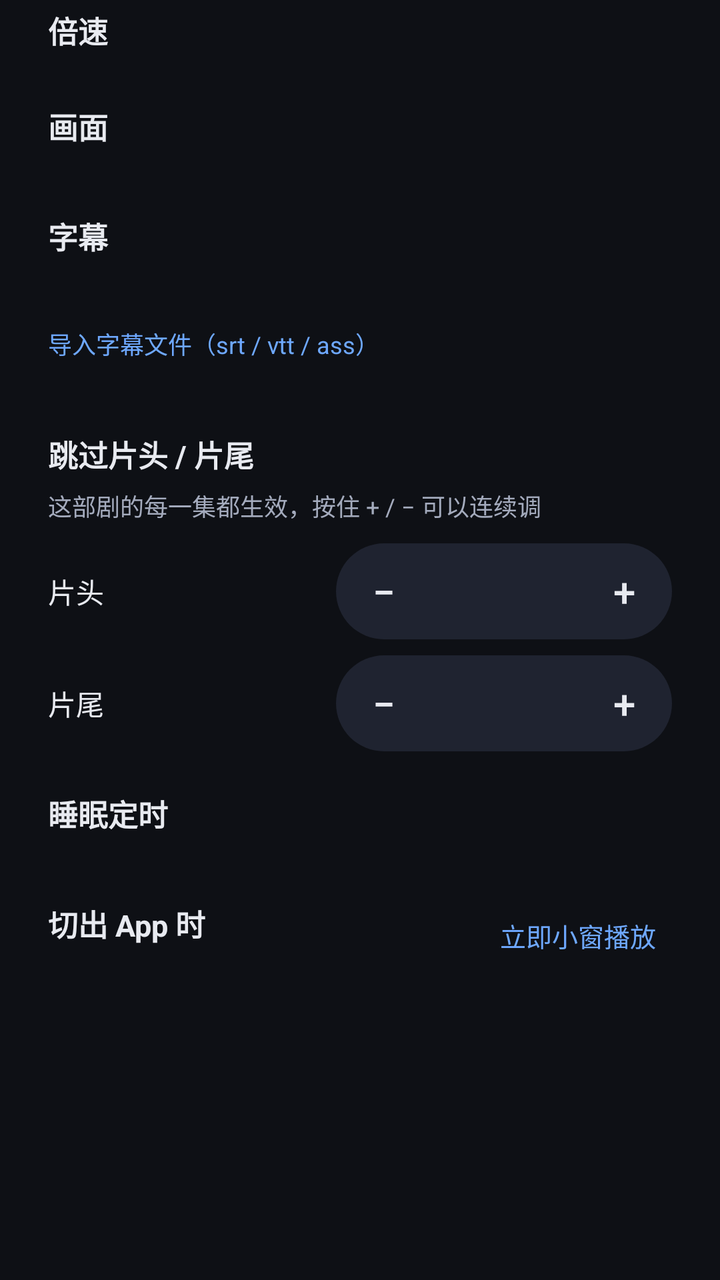
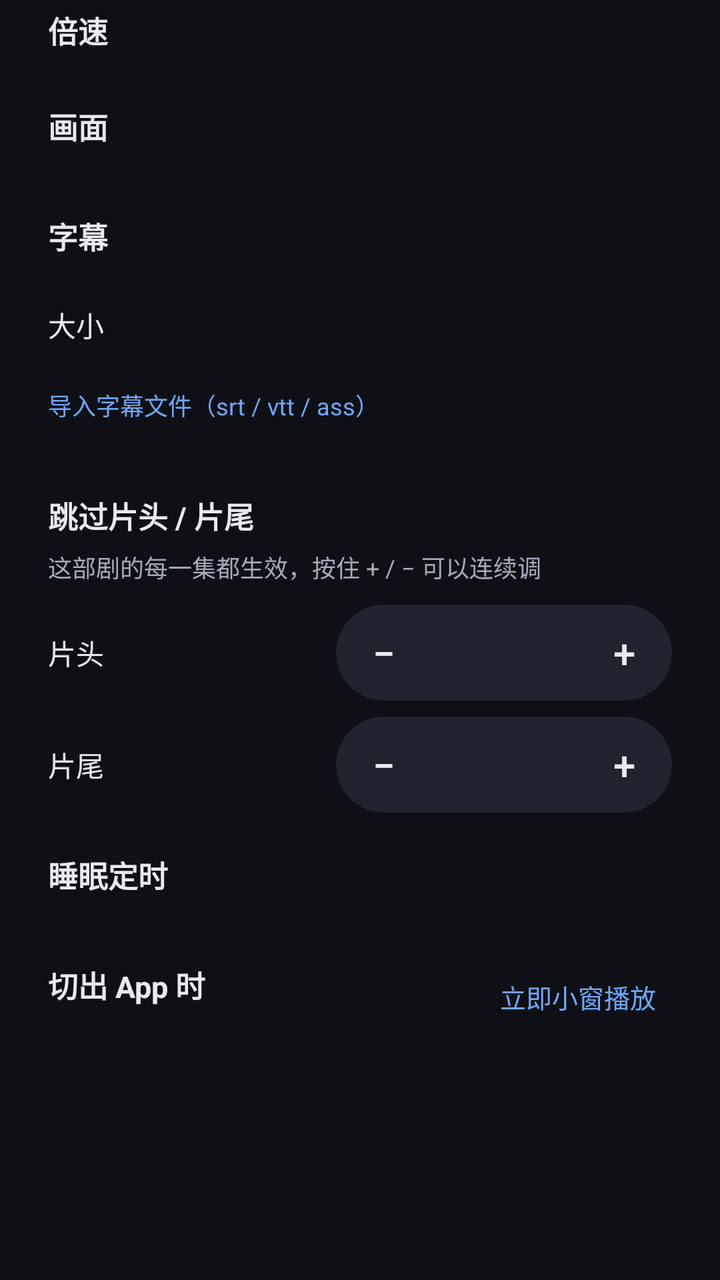

Compare the two renders of this Android layout. The source of the first and the diff that turns it into the second are given below.
<!-- AndroidManifest.xml: application theme Theme.TvPlayer -->
<!-- res/layout/dialog_play_settings.xml -->
<?xml version="1.0" encoding="utf-8"?>
<ScrollView xmlns:android="http://schemas.android.com/apk/res/android"
    xmlns:app="http://schemas.android.com/apk/res-auto"
    android:layout_width="match_parent"
    android:layout_height="wrap_content">

    <LinearLayout
        android:layout_width="match_parent"
        android:layout_height="wrap_content"
        android:orientation="vertical"
        android:paddingStart="24dp"
        android:paddingTop="4dp"
        android:paddingEnd="24dp"
        android:paddingBottom="4dp">

        
        <LinearLayout
            android:id="@+id/replayBox"
            android:layout_width="match_parent"
            android:layout_height="wrap_content"
            android:gravity="center_vertical"
            android:orientation="horizontal"
            android:visibility="gone">

            <TextView
                style="@style/PlaySettingsLabel"
                android:layout_width="0dp"
                android:layout_weight="1"
                android:text="节目回看" />

            <TextView
                android:id="@+id/replayOpen"
                style="@style/PlaySettingsHint"
                android:layout_width="wrap_content"
                android:background="?attr/selectableItemBackground"
                android:clickable="true"
                android:focusable="true"
                android:gravity="center_vertical"
                android:minHeight="48dp"
                android:paddingStart="8dp"
                android:paddingEnd="8dp"
                android:text="看看播过的节目 ›"
                android:textColor="@color/accent" />

        </LinearLayout>

        
        <LinearLayout
            android:id="@+id/speedBox"
            android:layout_width="match_parent"
            android:layout_height="wrap_content"
            android:orientation="vertical">

            <TextView
                style="@style/PlaySettingsLabel"
                android:text="倍速" />

            <com.google.android.material.button.MaterialButtonToggleGroup
                android:id="@+id/speedGroup"
                android:layout_width="match_parent"
                android:layout_height="wrap_content"
                app:selectionRequired="true"
                app:singleSelection="true" />

        </LinearLayout>

        
        <TextView
            style="@style/PlaySettingsLabel"
            android:layout_marginTop="20dp"
            android:text="画面" />

        <com.google.android.material.button.MaterialButtonToggleGroup
            android:id="@+id/fitGroup"
            android:layout_width="match_parent"
            android:layout_height="wrap_content"
            app:selectionRequired="true"
            app:singleSelection="true" />

        
        <LinearLayout
            android:layout_width="match_parent"
            android:layout_height="wrap_content"
            android:layout_marginTop="20dp"
            android:gravity="center_vertical"
            android:orientation="horizontal">

            <TextView
                style="@style/PlaySettingsLabel"
                android:layout_width="0dp"
                android:layout_weight="1"
                android:text="字幕" />

            <TextView
                android:id="@+id/subtitleValue"
                style="@style/PlaySettingsHint"
                android:layout_width="wrap_content"
                android:background="?attr/selectableItemBackground"
                android:clickable="true"
                android:focusable="true"
                android:gravity="center_vertical|end"
                android:minHeight="48dp"
                android:paddingStart="8dp"
                android:paddingEnd="8dp"
                android:textColor="@color/accent" />

        </LinearLayout>

        <TextView
            android:id="@+id/importSub"
            style="@style/PlaySettingsHint"
            android:layout_width="wrap_content"
            android:background="?attr/selectableItemBackground"
            android:clickable="true"
            android:focusable="true"
            android:gravity="center_vertical"
            android:minHeight="48dp"
            android:text="导入字幕文件（srt / vtt / ass）"
            android:textColor="@color/accent" />

        <LinearLayout
            android:id="@+id/audioBox"
            android:layout_width="match_parent"
            android:layout_height="wrap_content"
            android:gravity="center_vertical"
            android:orientation="horizontal"
            android:visibility="gone">

            <TextView
                style="@style/PlaySettingsLabel"
                android:layout_width="0dp"
                android:layout_weight="1"
                android:text="音轨" />

            <TextView
                android:id="@+id/audioValue"
                style="@style/PlaySettingsHint"
                android:layout_width="wrap_content"
                android:background="?attr/selectableItemBackground"
                android:clickable="true"
                android:focusable="true"
                android:gravity="center_vertical|end"
                android:minHeight="48dp"
                android:paddingStart="8dp"
                android:paddingEnd="8dp"
                android:textColor="@color/accent" />

        </LinearLayout>

        
        <LinearLayout
            android:id="@+id/skipBox"
            android:layout_width="match_parent"
            android:layout_height="wrap_content"
            android:orientation="vertical">

            <TextView
                style="@style/PlaySettingsLabel"
                android:layout_marginTop="20dp"
                android:text="跳过片头 / 片尾" />

            <TextView
                style="@style/PlaySettingsHint"
                android:text="这部剧的每一集都生效，按住 + / − 可以连续调" />

            <LinearLayout
                android:layout_width="match_parent"
                android:layout_height="wrap_content"
                android:layout_marginTop="10dp"
                android:gravity="center_vertical"
                android:orientation="horizontal">

                <TextView
                    android:layout_width="0dp"
                    android:layout_height="wrap_content"
                    android:layout_weight="1"
                    android:text="片头"
                    android:textColor="@color/on_surface"
                    android:textSize="14sp" />

                <LinearLayout
                    android:layout_width="wrap_content"
                    android:layout_height="48dp"
                    android:background="@drawable/bg_stepper"
                    android:gravity="center_vertical"
                    android:orientation="horizontal">

                    <com.google.android.material.button.MaterialButton
                        android:id="@+id/introMinus"
                        style="@style/Widget.TvPlayer.StepButton"
                        android:contentDescription="减少 5 秒"
                        android:text="−" />

                    <TextView
                        android:id="@+id/introLabel"
                        android:layout_width="72dp"
                        android:layout_height="wrap_content"
                        android:gravity="center"
                        android:textColor="@color/on_surface"
                        android:textSize="14sp" />

                    <com.google.android.material.button.MaterialButton
                        android:id="@+id/introPlus"
                        style="@style/Widget.TvPlayer.StepButton"
                        android:contentDescription="增加 5 秒"
                        android:text="+" />

                </LinearLayout>

            </LinearLayout>

            <LinearLayout
                android:layout_width="match_parent"
                android:layout_height="wrap_content"
                android:layout_marginTop="8dp"
                android:gravity="center_vertical"
                android:orientation="horizontal">

                <TextView
                    android:layout_width="0dp"
                    android:layout_height="wrap_content"
                    android:layout_weight="1"
                    android:text="片尾"
                    android:textColor="@color/on_surface"
                    android:textSize="14sp" />

                <LinearLayout
                    android:layout_width="wrap_content"
                    android:layout_height="48dp"
                    android:background="@drawable/bg_stepper"
                    android:gravity="center_vertical"
                    android:orientation="horizontal">

                    <com.google.android.material.button.MaterialButton
                        android:id="@+id/outroMinus"
                        style="@style/Widget.TvPlayer.StepButton"
                        android:contentDescription="减少 5 秒"
                        android:text="−" />

                    <TextView
                        android:id="@+id/outroLabel"
                        android:layout_width="72dp"
                        android:layout_height="wrap_content"
                        android:gravity="center"
                        android:textColor="@color/on_surface"
                        android:textSize="14sp" />

                    <com.google.android.material.button.MaterialButton
                        android:id="@+id/outroPlus"
                        style="@style/Widget.TvPlayer.StepButton"
                        android:contentDescription="增加 5 秒"
                        android:text="+" />

                </LinearLayout>

            </LinearLayout>

        </LinearLayout>

        
        <LinearLayout
            android:layout_width="match_parent"
            android:layout_height="wrap_content"
            android:layout_marginTop="20dp"
            android:orientation="horizontal">

            <TextView
                style="@style/PlaySettingsLabel"
                android:layout_width="wrap_content"
                android:text="睡眠定时" />

            <TextView
                android:id="@+id/sleepStatus"
                style="@style/PlaySettingsHint"
                android:layout_width="0dp"
                android:layout_marginStart="10dp"
                android:layout_weight="1"
                android:gravity="end" />

        </LinearLayout>

        <com.google.android.material.button.MaterialButtonToggleGroup
            android:id="@+id/sleepGroup"
            android:layout_width="match_parent"
            android:layout_height="wrap_content"
            app:selectionRequired="true"
            app:singleSelection="true" />

        
        <LinearLayout
            android:id="@+id/leaveBox"
            android:layout_width="match_parent"
            android:layout_height="wrap_content"
            android:orientation="vertical">

            <LinearLayout
                android:layout_width="match_parent"
                android:layout_height="wrap_content"
                android:layout_marginTop="20dp"
                android:gravity="center_vertical"
                android:orientation="horizontal">

                <TextView
                    style="@style/PlaySettingsLabel"
                    android:layout_width="0dp"
                    android:layout_weight="1"
                    android:text="切出 App 时" />

                <TextView
                    android:id="@+id/pipNow"
                    android:layout_width="wrap_content"
                    android:layout_height="wrap_content"
                    android:background="?attr/selectableItemBackground"
                    android:gravity="center_vertical"
                    android:minHeight="48dp"
                    android:paddingStart="8dp"
                    android:paddingEnd="8dp"
                    android:text="立即小窗播放"
                    android:textColor="@color/accent"
                    android:textSize="13sp" />

            </LinearLayout>

            <com.google.android.material.button.MaterialButtonToggleGroup
                android:id="@+id/leaveGroup"
                android:layout_width="match_parent"
                android:layout_height="wrap_content"
                app:selectionRequired="true"
                app:singleSelection="true" />

        </LinearLayout>

    </LinearLayout>
</ScrollView>
<!-- resources referenced by this layout -->
<resources>
  <color name="accent">#6EA8FF</color>
  <color name="on_surface">#E8EAF0</color>
  <!-- drawable bg_stepper (drawable) -->
  <?xml version="1.0" encoding="utf-8"?>
  <shape xmlns:android="http://schemas.android.com/apk/res/android">
      <solid android:color="@color/surface_high" />
      <corners android:radius="24dp" />
  </shape>
  <style name="PlaySettingsHint">
          <item name="android:layout_width">wrap_content</item>
          <item name="android:layout_height">wrap_content</item>
          <item name="android:textColor">@color/on_surface_variant</item>
          <item name="android:textSize">12sp</item>
      </style>
  <style name="PlaySettingsLabel">
          <item name="android:layout_width">wrap_content</item>
          <item name="android:layout_height">wrap_content</item>
          <item name="android:layout_marginBottom">6dp</item>
          <item name="android:textColor">@color/on_surface</item>
          <item name="android:textSize">15sp</item>
          <item name="android:textStyle">bold</item>
      </style>
  <color name="surface_high">#1F2330</color>
  <color name="on_surface_variant">#A4ABBD</color>
  <color name="accent_container">#1E3B6B</color>
  <color name="surface">#161923</color>
  <color name="surface_variant">#232837</color>
  <color name="outline">#363C50</color>
  <color name="bg">#0E1015</color>
  <style name="Widget.TvPlayer.Nav" parent="Widget.Material3.BottomNavigationView">
          <item name="backgroundTint">@color/surface</item>
          <item name="itemActiveIndicatorStyle">@style/Widget.TvPlayer.NavIndicator</item>
          <item name="elevation">0dp</item>
      </style>
  <style name="Widget.TvPlayer.NavRail" parent="Widget.Material3.NavigationRailView">
          <item name="backgroundTint">@color/surface</item>
          <item name="itemActiveIndicatorStyle">@style/Widget.TvPlayer.NavRailIndicator</item>
          <item name="itemIconTint">@color/nav_item</item>
          <item name="itemTextColor">@color/nav_item</item>
          <item name="elevation">0dp</item>
      </style>
  <style name="Widget.TvPlayer.Chip" parent="Widget.Material3.Chip.Filter">
          <item name="chipBackgroundColor">@color/chip_bg</item>
          <item name="android:textColor">@color/chip_text</item>
          <item name="chipStrokeWidth">0dp</item>
          <item name="chipCornerRadius">10dp</item>
          <item name="chipMinHeight">34dp</item>
          <item name="checkedIconVisible">false</item>
          <item name="chipMinTouchTargetSize">48dp</item>
          <item name="ensureMinTouchTargetSize">true</item>
          <item name="closeIconTint">@color/on_surface_variant</item>
          <item name="android:textSize">13sp</item>
      </style>
  <style name="Animation.TvPlayer.Page" parent="@android:style/Animation.Activity">
          <item name="android:activityOpenEnterAnimation">@anim/page_enter</item>
          <item name="android:activityOpenExitAnimation">@anim/page_stay</item>
          <item name="android:activityCloseEnterAnimation">@anim/page_stay</item>
          <item name="android:activityCloseExitAnimation">@anim/page_exit</item>
      </style>
  <style name="Widget.TvPlayer.NavIndicator" parent="Widget.Material3.BottomNavigationView.ActiveIndicator">
          <item name="android:color">@color/accent_container</item>
      </style>
  <style name="Widget.TvPlayer.NavRailIndicator" parent="Widget.Material3.NavigationRailView.ActiveIndicator">
          <item name="android:color">@color/accent_container</item>
      </style>
  <!-- unchanged entries left out for length: 2 -->
</resources>

<!-- the commit's change to res/layout/dialog_play_settings.xml (unified diff, before → after) -->
@@ -103,6 +103,83 @@
                 android:paddingStart="8dp"
                 android:paddingEnd="8dp"
                 android:textColor="@color/accent" />
+
+        </LinearLayout>
+
+        
+        <TextView
+            android:layout_width="wrap_content"
+            android:layout_height="wrap_content"
+            android:layout_marginTop="4dp"
+            android:layout_marginBottom="6dp"
+            android:text="大小"
+            android:textColor="@color/on_surface"
+            android:textSize="14sp" />
+
+        <com.google.android.material.button.MaterialButtonToggleGroup
+            android:id="@+id/subSizeGroup"
+            android:layout_width="match_parent"
+            android:layout_height="wrap_content"
+            app:selectionRequired="true"
+            app:singleSelection="true" />
+
+        
+        <LinearLayout
+            android:id="@+id/subOffsetBox"
+            android:layout_width="match_parent"
+            android:layout_height="wrap_content"
+            android:layout_marginTop="8dp"
+            android:orientation="vertical"
+            android:visibility="gone">
+
+            <LinearLayout
+                android:layout_width="match_parent"
+                android:layout_height="wrap_content"
+                android:gravity="center_vertical"
+                android:orientation="horizontal">
+
+                <TextView
+                    android:layout_width="0dp"
+                    android:layout_height="wrap_content"
+                    android:layout_weight="1"
+                    android:text="时间"
+                    android:textColor="@color/on_surface"
+                    android:textSize="14sp" />
+
+                <LinearLayout
+                    android:layout_width="wrap_content"
+                    android:layout_height="48dp"
+                    android:background="@drawable/bg_stepper"
+                    android:gravity="center_vertical"
+                    android:orientation="horizontal">
+
+                    <com.google.android.material.button.MaterialButton
+                        android:id="@+id/subOffsetMinus"
+                        style="@style/Widget.TvPlayer.StepButton"
+                        android:contentDescription="字幕提前 0.5 秒"
+                        android:text="−" />
+
+                    <TextView
+                        android:id="@+id/subOffsetLabel"
+                        android:layout_width="96dp"
+                        android:layout_height="wrap_content"
+                        android:gravity="center"
+                        android:textColor="@color/on_surface"
+                        android:textSize="14sp" />
+
+                    <com.google.android.material.button.MaterialButton
+                        android:id="@+id/subOffsetPlus"
+                        style="@style/Widget.TvPlayer.StepButton"
+                        android:contentDescription="字幕延后 0.5 秒"
+                        android:text="+" />
+
+                </LinearLayout>
+
+            </LinearLayout>
+
+            <TextView
+                style="@style/PlaySettingsHint"
+                android:text="只对导入的字幕生效：字幕比声音早就按 +，晚就按 −" />
 
         </LinearLayout>
 
@@ -146,6 +223,20 @@
                 android:textColor="@color/accent" />
 
         </LinearLayout>
+
+        
+        <TextView
+            android:id="@+id/downloadEp"
+            style="@style/PlaySettingsHint"
+            android:layout_width="wrap_content"
+            android:background="?attr/selectableItemBackground"
+            android:clickable="true"
+            android:focusable="true"
+            android:gravity="center_vertical"
+            android:minHeight="48dp"
+            android:text="下载这一集，离线看"
+            android:textColor="@color/accent"
+            android:visibility="gone" />
 
         
         <LinearLayout
